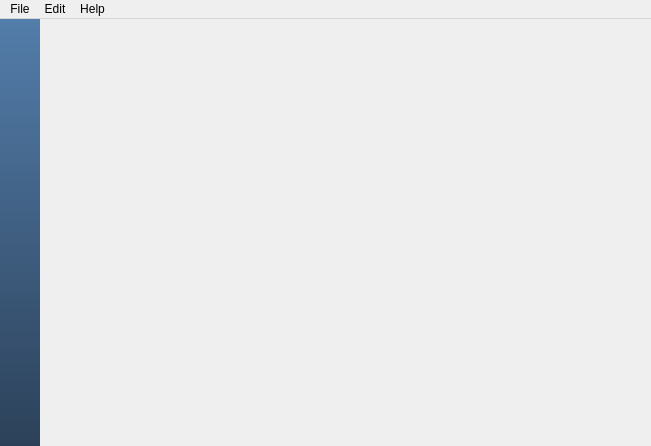
Before: the Qt Designer form Guarana/mainwindow.ui in diegofps/guarana, drawn with Qt 5.
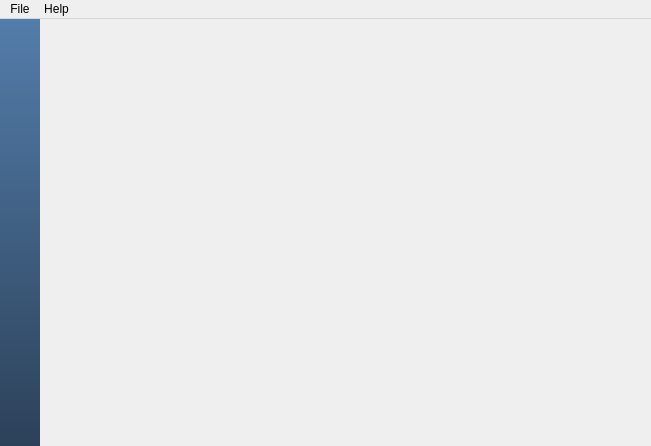
After: the same form once the commit is applied. Icons and pictures are not drawn.

Commit message: Adding shortcuts for navigation and edit

```diff
--- a/Guarana/mainwindow.ui
+++ b/Guarana/mainwindow.ui
@@ -367,11 +367,6 @@
     <addaction name="separator"/>
     <addaction name="actionQuit"/>
    </widget>
-   <widget class="QMenu" name="menuEdit">
-    <property name="title">
-     <string>Edit</string>
-    </property>
-   </widget>
    <widget class="QMenu" name="menuHelp">
     <property name="title">
      <string>Help</string>
@@ -379,7 +374,6 @@
     <addaction name="actionAbout"/>
    </widget>
    <addaction name="menuFile"/>
-   <addaction name="menuEdit"/>
    <addaction name="menuHelp"/>
   </widget>
   <action name="actionSwitch_workspace">
```
Left out of the diff: 70 changed lines with no effect on the pictures. The commit also changes 10 other files.
